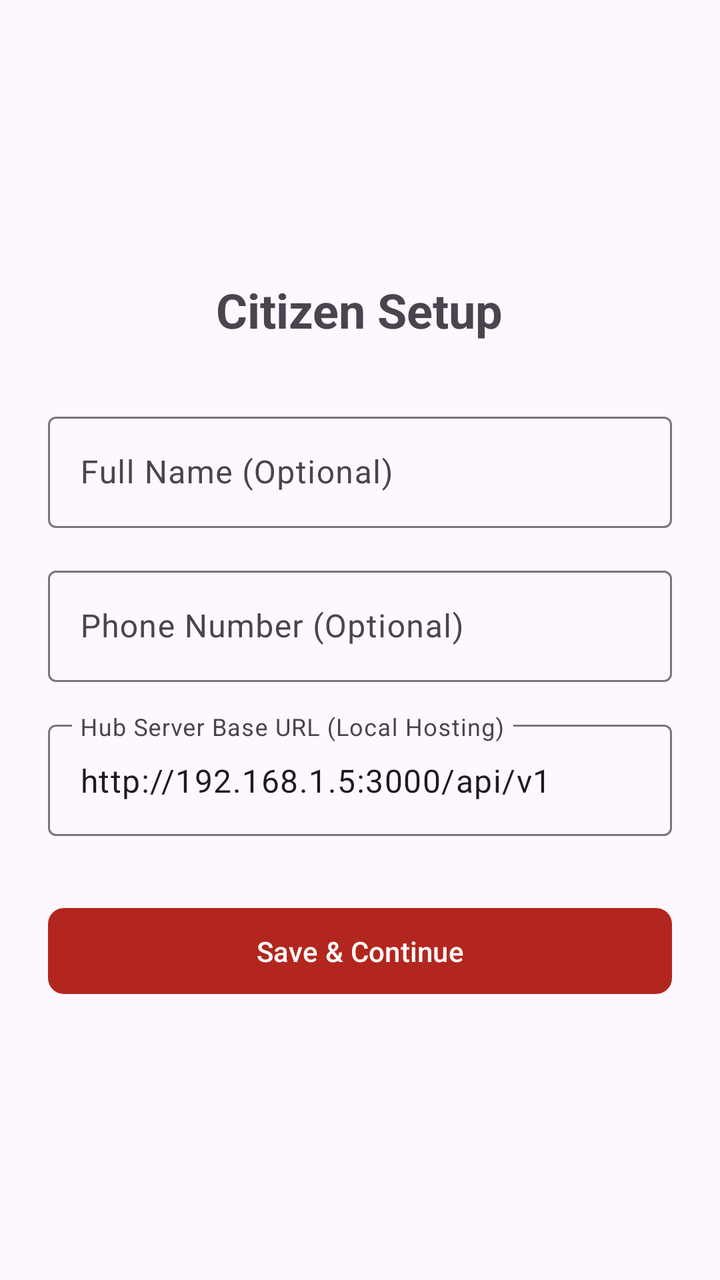
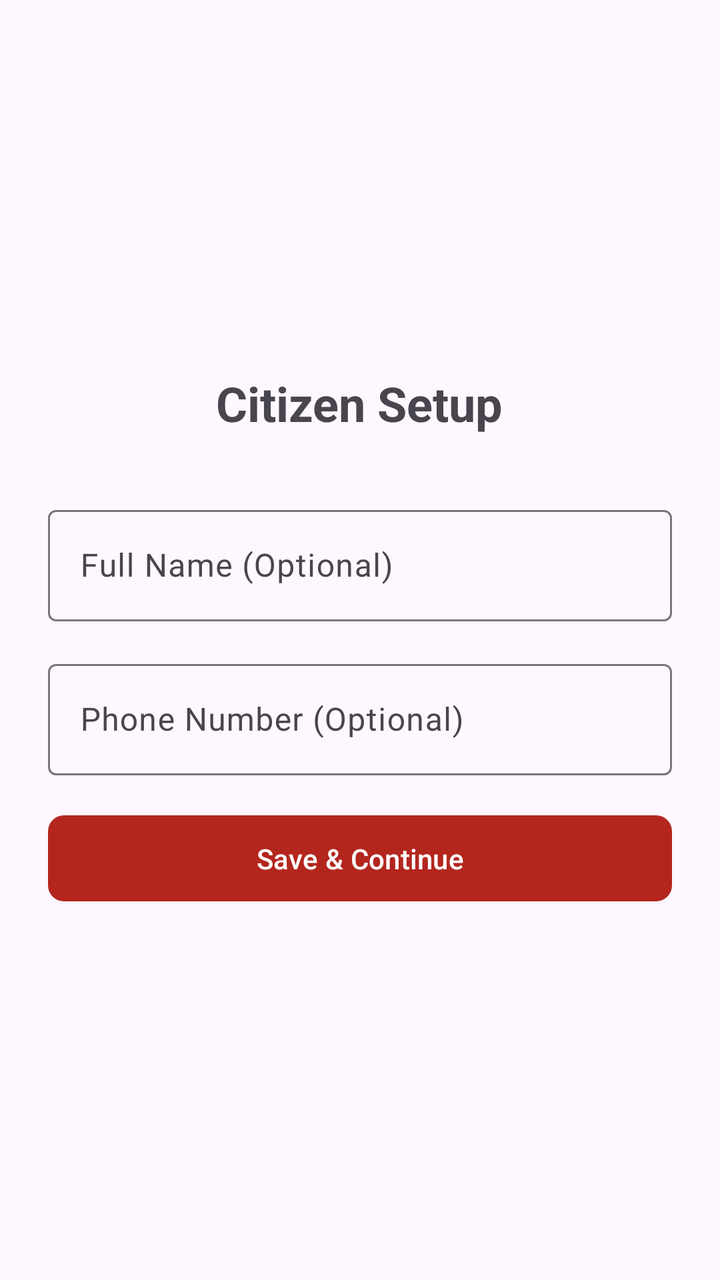

Screens rendered from an Android XML layout before and after an edit, with the pre-edit source and the edit as a unified diff.
<!-- AndroidManifest.xml: application theme Theme.ResQLink -->
<!-- res/layout/activity_citizen_setup.xml -->
<?xml version="1.0" encoding="utf-8"?>
<LinearLayout xmlns:android="http://schemas.android.com/apk/res/android"
    xmlns:app="http://schemas.android.com/apk/res-auto"
    android:layout_width="match_parent"
    android:layout_height="match_parent"
    android:orientation="vertical"
    android:padding="24dp"
    android:gravity="center">

    <TextView
        android:layout_width="wrap_content"
        android:layout_height="wrap_content"
        android:text="Citizen Setup"
        android:textSize="24sp"
        android:textStyle="bold"
        android:layout_marginBottom="32dp"/>

    <com.google.android.material.textfield.TextInputLayout
        android:layout_width="match_parent"
        android:layout_height="wrap_content"
        android:layout_marginBottom="16dp"
        android:hint="Full Name (Optional)">

        <com.google.android.material.textfield.TextInputEditText
            android:id="@+id/etName"
            android:layout_width="match_parent"
            android:layout_height="wrap_content"
            android:inputType="textPersonName"/>
    </com.google.android.material.textfield.TextInputLayout>

    <com.google.android.material.textfield.TextInputLayout
        android:layout_width="match_parent"
        android:layout_height="wrap_content"
        android:layout_marginBottom="16dp"
        android:hint="Phone Number (Optional)">

        <com.google.android.material.textfield.TextInputEditText
            android:id="@+id/etPhone"
            android:layout_width="match_parent"
            android:layout_height="wrap_content"
            android:inputType="phone"/>
    </com.google.android.material.textfield.TextInputLayout>

    <com.google.android.material.textfield.TextInputLayout
        android:layout_width="match_parent"
        android:layout_height="wrap_content"
        android:layout_marginBottom="32dp"
        android:hint="Hub Server Base URL (Local Hosting)">

        <com.google.android.material.textfield.TextInputEditText
            android:id="@+id/etHubIp"
            android:layout_width="match_parent"
            android:layout_height="wrap_content"
            android:text="http://192.168.1.5:3000/api/v1"
            android:inputType="textUri"/>
    </com.google.android.material.textfield.TextInputLayout>

    <com.google.android.material.button.MaterialButton
        android:id="@+id/btnSave"
        android:layout_width="match_parent"
        android:layout_height="wrap_content"
        android:text="Save &amp; Continue"
        app:cornerRadius="8dp"
        android:padding="12dp"/>

</LinearLayout>
<!-- resources referenced by this layout -->
<resources>
  <style name="Theme.ResQLink" parent="Base.Theme.ResQLink" />
  <style name="Base.Theme.ResQLink" parent="Theme.Material3.DayNight.NoActionBar">
          
          <item name="colorPrimary">@color/md_theme_light_primary</item>
          <item name="colorOnPrimary">@color/md_theme_light_onPrimary</item>
          <item name="colorPrimaryContainer">@color/md_theme_light_primaryContainer</item>
          <item name="colorOnPrimaryContainer">@color/md_theme_light_onPrimaryContainer</item>
          <item name="colorSecondary">@color/md_theme_light_secondary</item>
          <item name="colorOnSecondary">@color/md_theme_light_onSecondary</item>
          <item name="colorError">@color/md_theme_light_error</item>
      </style>
  <color name="md_theme_light_primary">#B3261E</color>
  <color name="md_theme_light_onPrimary">#FFFFFF</color>
  <color name="md_theme_light_primaryContainer">#F9DEDC</color>
  <color name="md_theme_light_onPrimaryContainer">#410E0B</color>
  <color name="md_theme_light_secondary">#775652</color>
  <color name="md_theme_light_onSecondary">#FFFFFF</color>
  <color name="md_theme_light_error">#BA1A1A</color>
</resources>

<!-- the commit's change to res/layout/activity_citizen_setup.xml (unified diff, before → after) -->
@@ -41,19 +41,7 @@
             android:inputType="phone"/>
     </com.google.android.material.textfield.TextInputLayout>
 
-    <com.google.android.material.textfield.TextInputLayout
-        android:layout_width="match_parent"
-        android:layout_height="wrap_content"
-        android:layout_marginBottom="32dp"
-        android:hint="Hub Server Base URL (Local Hosting)">
 
-        <com.google.android.material.textfield.TextInputEditText
-            android:id="@+id/etHubIp"
-            android:layout_width="match_parent"
-            android:layout_height="wrap_content"
-            android:text="http://192.168.1.5:3000/api/v1"
-            android:inputType="textUri"/>
-    </com.google.android.material.textfield.TextInputLayout>
 
     <com.google.android.material.button.MaterialButton
         android:id="@+id/btnSave"
